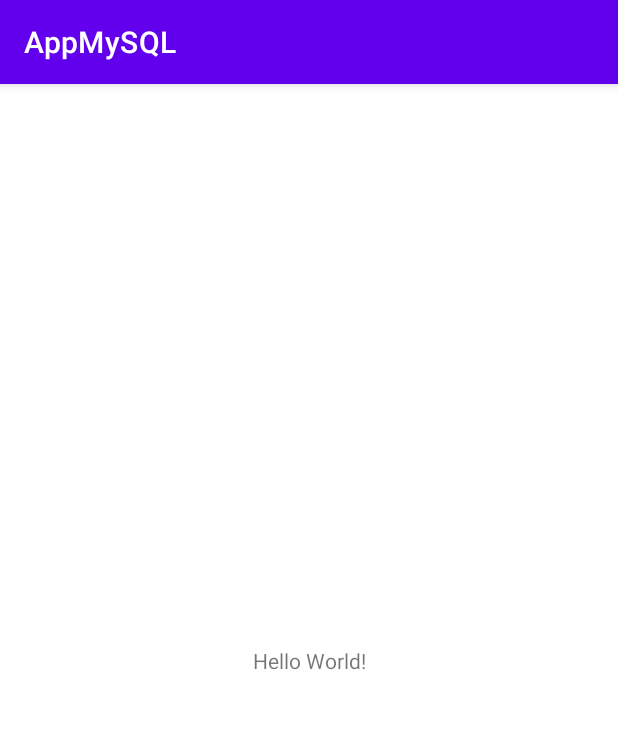
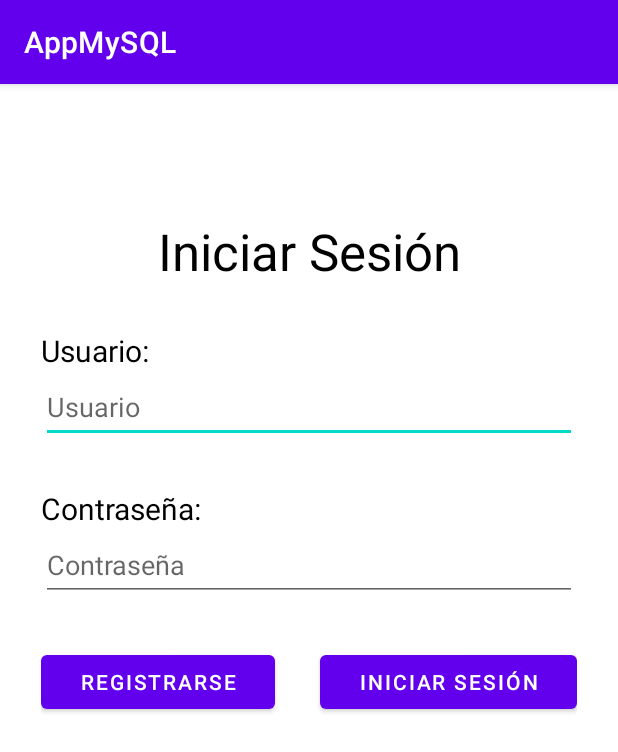
Before and after one commit to aledeleonez/AccesoADatos, an Android app: the screen it shows after launch (MainActivity), on a phone screen of 412 x 824 dp. Shown: the top 752 px of the screen. Run offline under Robolectric (Android 15) with nearby library versions, the phone set to English and light mode, and no system bars.

Commit message:
Layout Login

```diff
--- a/Practica2.1/app/src/main/res/layout/activity_main.xml
+++ b/Practica2.1/app/src/main/res/layout/activity_main.xml
@@ -6,13 +6,80 @@
     android:layout_height="match_parent"
     tools:context=".MainActivity">
 
-    <TextView
-        android:layout_width="wrap_content"
-        android:layout_height="wrap_content"
-        android:text="Hello World!"
+    <LinearLayout
+        android:layout_width="357dp"
+        android:layout_height="591dp"
+        android:orientation="vertical"
         app:layout_constraintBottom_toBottomOf="parent"
         app:layout_constraintEnd_toEndOf="parent"
         app:layout_constraintStart_toStartOf="parent"
-        app:layout_constraintTop_toTopOf="parent" />
+        app:layout_constraintTop_toTopOf="parent">
 
+        <TextView
+            android:id="@+id/titulo"
+            android:layout_width="match_parent"
+            android:layout_height="wrap_content"
+            android:layout_marginBottom="30dp"
+            android:text="@string/iniciarSesion"
+            android:textAlignment="center"
+            android:textColor="@color/black"
+            android:textSize="34sp" />
+
+        <TextView
+            android:id="@+id/usuario"
+            android:layout_width="match_parent"
+            android:layout_height="wrap_content"
+            android:text="@string/logIn"
+            android:textColor="@color/black"
+            android:textSize="20sp" />
+
+        <EditText
+            android:id="@+id/entradaUsuario"
+            android:layout_width="match_parent"
+            android:layout_height="wrap_content"
+            android:layout_marginBottom="30dp"
+            android:ems="10"
+            android:hint="@string/logInHint"
+            android:inputType="textPersonName"
+            android:minHeight="48dp" />
+
+        <TextView
+            android:id="@+id/contraseña"
+            android:layout_width="match_parent"
+            android:layout_height="wrap_content"
+            android:text="@string/password"
+            android:textColor="@color/black"
+            android:textSize="20sp" />
+
+        <EditText
+            android:id="@+id/entradaContraseña"
+            android:layout_width="match_parent"
+            android:layout_height="wrap_content"
+            android:layout_marginBottom="30dp"
+            android:ems="10"
+            android:hint="@string/passwordHint"
+            android:inputType="textPersonName"
+            android:minHeight="48dp" />
+
+        <LinearLayout
+            android:layout_width="match_parent"
+            android:layout_height="match_parent"
+            android:orientation="horizontal">
+
+            <Button
+                android:id="@+id/butRegistrarse"
+                android:layout_width="wrap_content"
+                android:layout_height="wrap_content"
+                android:layout_weight="1"
+                android:text="@string/registrarse" />
+
+            <Button
+                android:id="@+id/butIniciarSesion"
+                android:layout_width="wrap_content"
+                android:layout_height="wrap_content"
+                android:layout_marginLeft="30dp"
+                android:layout_weight="1"
+                android:text="@string/iniciarSesion" />
+        </LinearLayout>
+    </LinearLayout>
 </androidx.constraintlayout.widget.ConstraintLayout>
--- a/Practica2.1/app/src/main/res/values/strings.xml
+++ b/Practica2.1/app/src/main/res/values/strings.xml
@@ -1,3 +1,9 @@
 <resources>
     <string name="app_name">AppMySQL</string>
+    <string name="iniciarSesion">Iniciar Sesión</string>
+    <string name="logIn">Usuario: </string>
+    <string name="logInHint">Usuario</string>
+    <string name="password">Contraseña: </string>
+    <string name="passwordHint">Contraseña</string>
+    <string name="registrarse">Registrarse</string>
 </resources>
```
